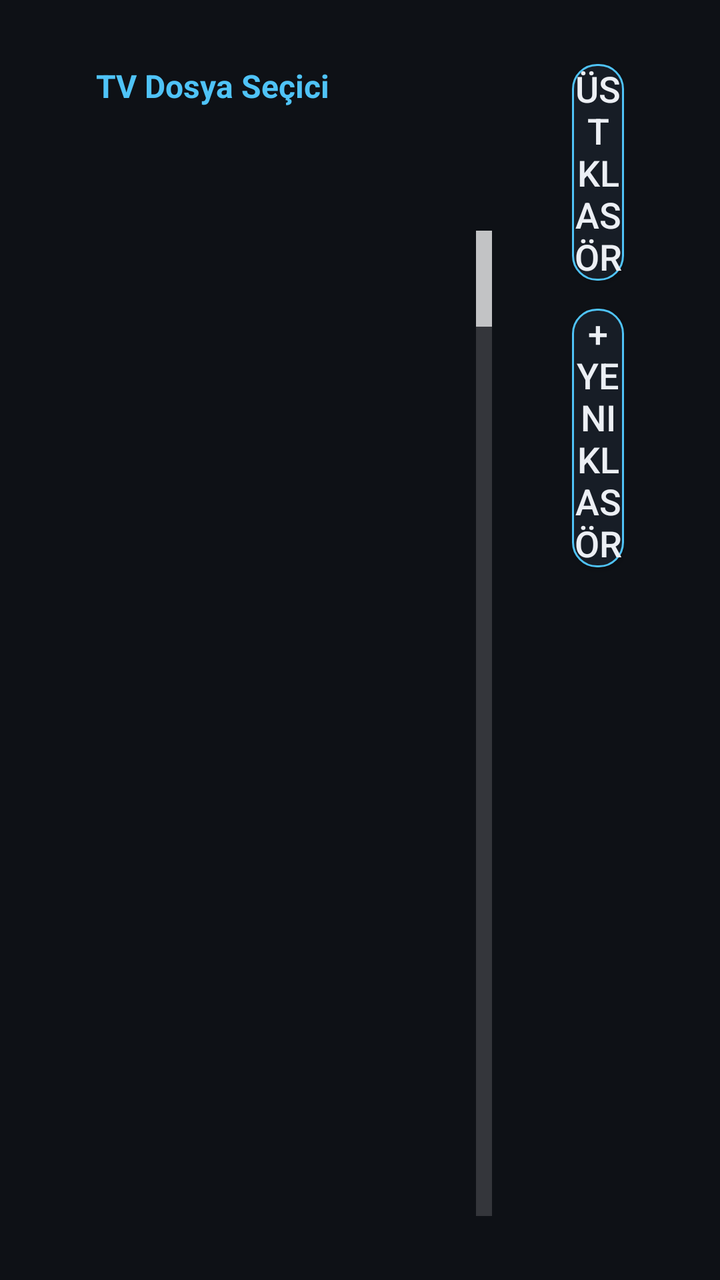
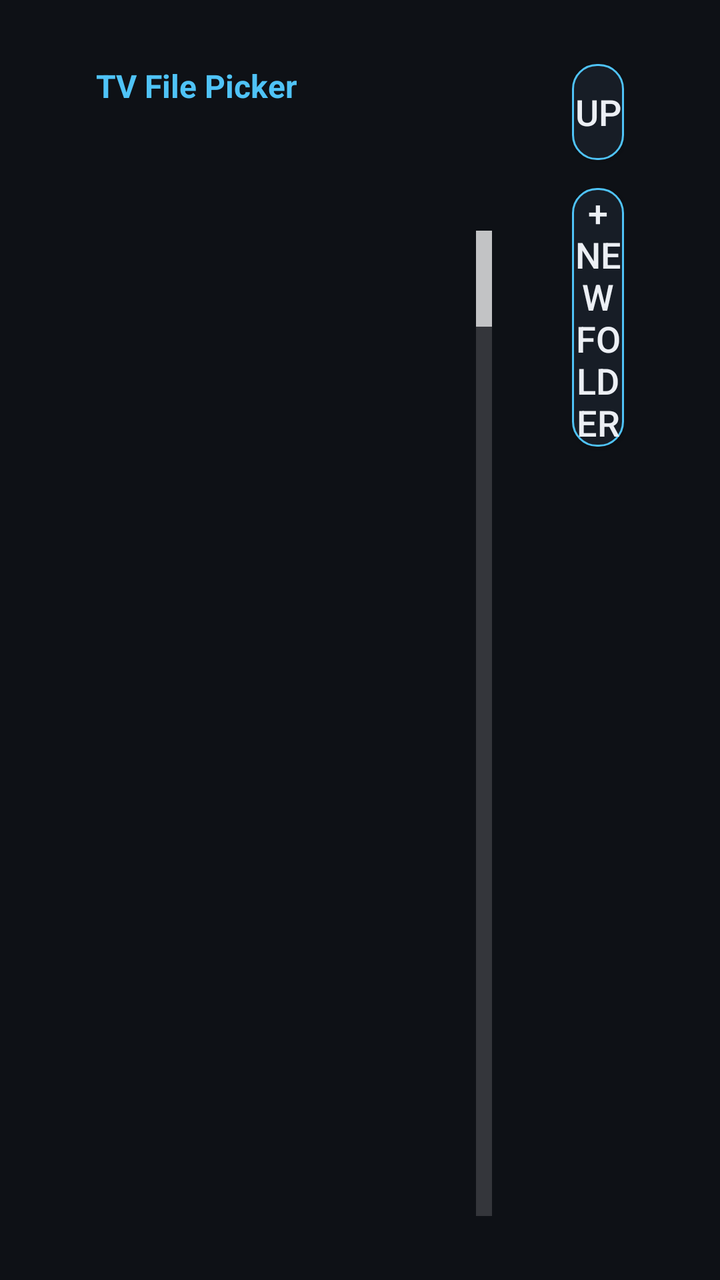

An Android layout rendered at two revisions. The XML below is the earlier revision; the diff shows what the commit changed to produce the second picture.
<!-- AndroidManifest.xml: activity theme android:Theme.Material.NoActionBar -->
<!-- res/layout/activity_picker.xml -->
<?xml version="1.0" encoding="utf-8"?>
<LinearLayout xmlns:android="http://schemas.android.com/apk/res/android"
    android:layout_width="match_parent"
    android:layout_height="match_parent"
    android:orientation="horizontal"
    android:background="@color/bg"
    android:paddingHorizontal="48dp"
    android:paddingVertical="32dp">

    
    <LinearLayout
        android:layout_width="0dp"
        android:layout_height="match_parent"
        android:layout_weight="3"
        android:orientation="vertical">

        <TextView
            android:id="@+id/title"
            android:layout_width="match_parent"
            android:layout_height="wrap_content"
            android:text="@string/app_name"
            android:textColor="@color/accent"
            android:textSize="16sp"
            android:textStyle="bold" />

        <TextView
            android:id="@+id/path"
            android:layout_width="match_parent"
            android:layout_height="wrap_content"
            android:textColor="@color/text_primary"
            android:textSize="22sp"
            android:singleLine="true"
            android:ellipsize="start" />

        <TextView
            android:id="@+id/count"
            android:layout_width="match_parent"
            android:layout_height="wrap_content"
            android:textColor="@color/text_muted"
            android:textSize="15sp"
            android:paddingBottom="12dp" />

        <ListView
            android:id="@+id/list"
            android:layout_width="match_parent"
            android:layout_height="0dp"
            android:layout_weight="1"
            android:focusable="true"
            android:fastScrollEnabled="true"
            android:listSelector="@drawable/bg_row"
            android:divider="@null"
            android:dividerHeight="0dp" />

        <TextView
            android:id="@+id/empty"
            android:layout_width="match_parent"
            android:layout_height="wrap_content"
            android:text="@string/picker_empty"
            android:textColor="@color/text_muted"
            android:textSize="18sp"
            android:visibility="gone"
            android:paddingTop="24dp" />
    </LinearLayout>

    
    <LinearLayout
        android:layout_width="0dp"
        android:layout_height="match_parent"
        android:layout_weight="1"
        android:orientation="vertical"
        android:paddingStart="40dp">

        <Button
            android:id="@+id/up_folder"
            android:layout_width="match_parent"
            android:layout_height="wrap_content"
            android:background="@drawable/bg_button"
            android:text="Üst klasör"
            android:textColor="@color/text_primary"
            android:textSize="18sp" />

        <Button
            android:id="@+id/new_folder"
            android:layout_width="match_parent"
            android:layout_height="wrap_content"
            android:layout_marginTop="14dp"
            android:background="@drawable/bg_button"
            android:text="+ Yeni klasör"
            android:textColor="@color/text_primary"
            android:textSize="18sp" />

        <Button
            android:id="@+id/select_folder"
            android:layout_width="match_parent"
            android:layout_height="wrap_content"
            android:layout_marginTop="14dp"
            android:background="@drawable/bg_button"
            android:textColor="@color/text_primary"
            android:textSize="18sp"
            android:visibility="gone" />

        <View
            android:layout_width="match_parent"
            android:layout_height="0dp"
            android:layout_weight="1" />

        <TextView
            android:id="@+id/hint"
            android:layout_width="match_parent"
            android:layout_height="wrap_content"
            android:textColor="@color/text_muted"
            android:textSize="15sp" />
    </LinearLayout>
</LinearLayout>
<!-- resources referenced by this layout -->
<resources>
  <color name="accent">#FF4FC3F7</color>
  <color name="bg">#FF0E1116</color>
  <color name="text_muted">#FF8A98A5</color>
  <color name="text_primary">#FFECEFF4</color>
  <!-- drawable bg_button (drawable) -->
  <?xml version="1.0" encoding="utf-8"?>
  <selector xmlns:android="http://schemas.android.com/apk/res/android">
      <item android:state_focused="true">
          <shape android:shape="rectangle">
              <solid android:color="@color/accent" />
              <corners android:radius="12dp" />
          </shape>
      </item>
      <item>
          <shape android:shape="rectangle">
              <solid android:color="@color/surface" />
              <stroke android:width="1dp" android:color="@color/accent" />
              <corners android:radius="12dp" />
          </shape>
      </item>
  </selector>
  <!-- drawable bg_row (drawable) -->
  <?xml version="1.0" encoding="utf-8"?>
  <selector xmlns:android="http://schemas.android.com/apk/res/android">
      <item android:state_focused="true">
          <shape android:shape="rectangle">
              <solid android:color="@color/row_focus" />
              <stroke android:width="2dp" android:color="@color/accent" />
              <corners android:radius="12dp" />
          </shape>
      </item>
      <item>
          <shape android:shape="rectangle">
              <solid android:color="@android:color/transparent" />
              <corners android:radius="12dp" />
          </shape>
      </item>
  </selector>
  <string name="app_name">TV Dosya Seçici</string>
  <string name="picker_empty">Bu klasörde gösterilecek dosya yok</string>
  <color name="surface">#FF171D26</color>
  <color name="row_focus">#FF22344A</color>
</resources>

<!-- the commit's change to res/layout/activity_picker.xml (unified diff, before → after) -->
@@ -75,7 +75,7 @@
             android:layout_width="match_parent"
             android:layout_height="wrap_content"
             android:background="@drawable/bg_button"
-            android:text="Üst klasör"
+            android:text="@string/btn_up"
             android:textColor="@color/text_primary"
             android:textSize="18sp" />
 
@@ -85,7 +85,7 @@
             android:layout_height="wrap_content"
             android:layout_marginTop="14dp"
             android:background="@drawable/bg_button"
-            android:text="+ Yeni klasör"
+            android:text="@string/btn_new_folder"
             android:textColor="@color/text_primary"
             android:textSize="18sp" />
 
<!-- resource entries referenced after the edit -->
@@ -38,8 +38,10 @@
           </shape>
       </item>
   </selector>
-  <string name="app_name">TV Dosya Seçici</string>
-  <string name="picker_empty">Bu klasörde gösterilecek dosya yok</string>
+  <string name="app_name">TV File Picker</string>
+  <string name="btn_new_folder">+ New folder</string>
+  <string name="btn_up">Up</string>
+  <string name="picker_empty">No files to show in this folder</string>
   <color name="surface">#FF171D26</color>
   <color name="row_focus">#FF22344A</color>
 </resources>
